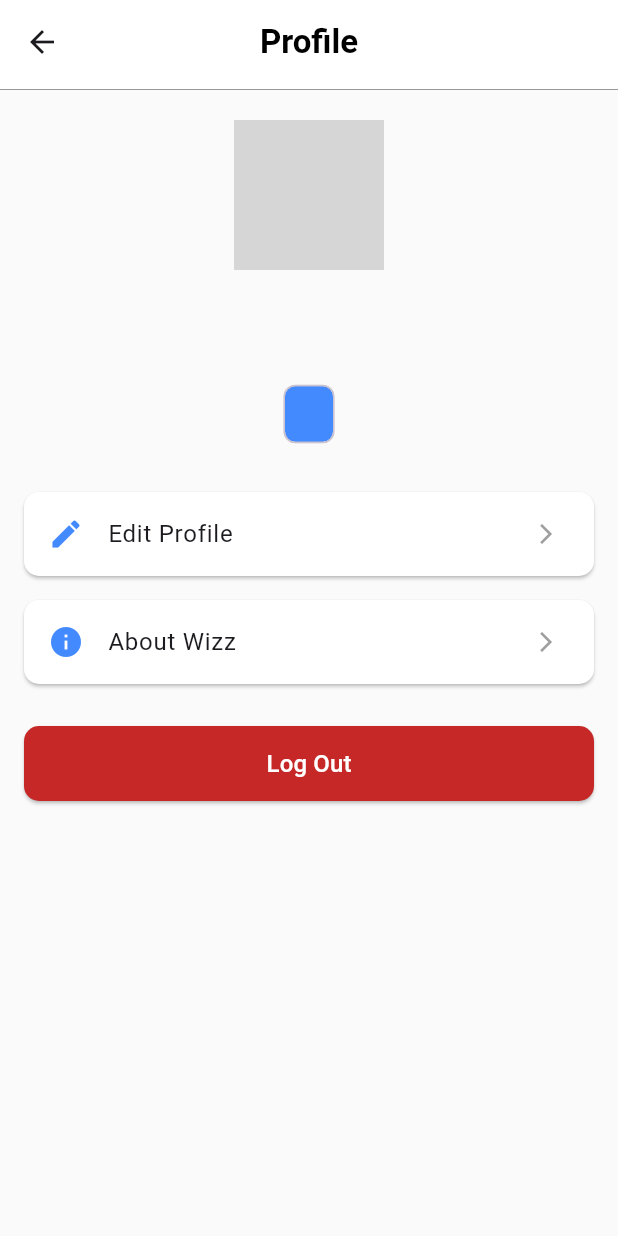
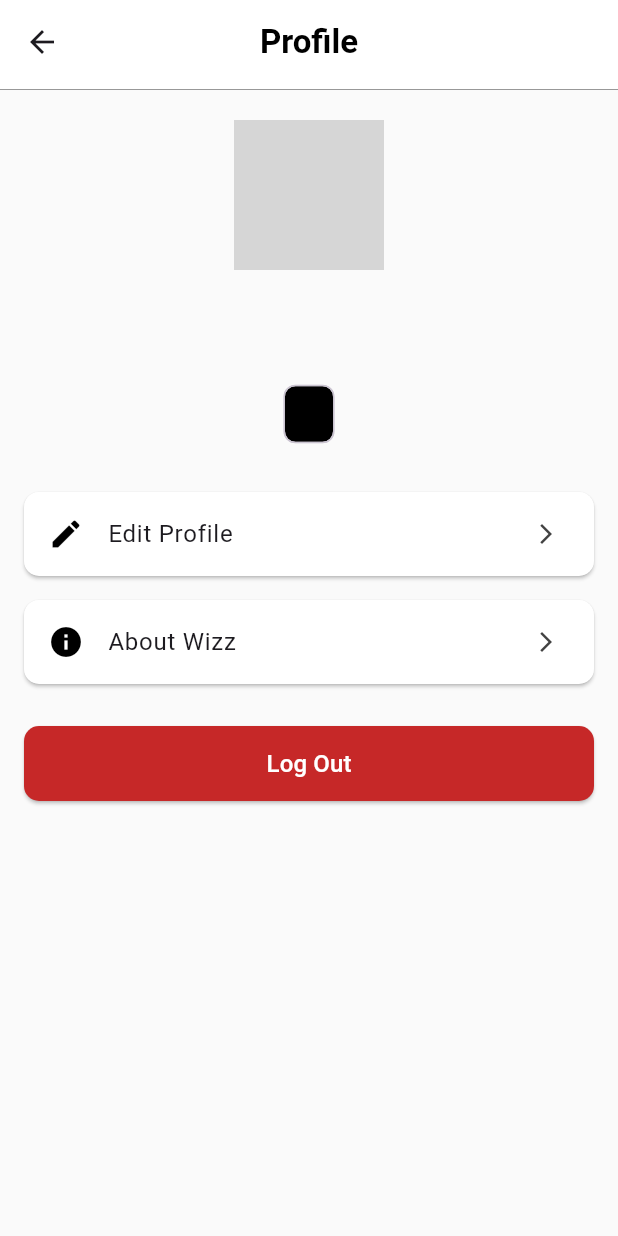
Before and after one commit to Sairusses/Wizz, a Flutter app: the ProfileScreen screen opened directly with empty values, on a phone screen of 412 x 824 dp. Run offline on Flutter 3.47's test engine with Material 3 defaults, Android fonts, the phone set to English and light mode, and no system bars; our stand-ins replace cloud_firestore, device_preview_plus, dropdown_button2, firebase_auth, firebase_core, fl_chart and 3 more; missing offline and left inert: flutter_floating_bottom_bar, groq; accounts and stored records are empty; grey boxes are pictures that could not be loaded.

```diff
--- a/lib/leader_screens/budget_new.dart
+++ b/lib/leader_screens/budget_new.dart
@@ -35,7 +35,7 @@ class BudgetNewState extends State<BudgetNew> with AutomaticKeepAliveClientMixin
       shape: RoundedRectangleBorder(
         borderRadius: BorderRadius.circular(16),
       ),
-      backgroundColor: Colors.grey[100],
+      backgroundColor: Colors.white,
       elevation: 10,
       child: Padding(
         padding: const EdgeInsets.all(20.0),
--- a/lib/main_screens/profile_screen.dart
+++ b/lib/main_screens/profile_screen.dart
@@ -97,7 +97,7 @@ class ProfileScreenState extends State<ProfileScreen> with AutomaticKeepAliveCli
         const SizedBox(height: 5),
         Chip(
           label: Text(role),
-          backgroundColor: Colors.blueAccent,
+          backgroundColor: Colors.black,
           labelStyle: const TextStyle(color: Colors.white),
         ),
       ],
@@ -123,9 +123,9 @@ class ProfileScreenState extends State<ProfileScreen> with AutomaticKeepAliveCli
       shape: RoundedRectangleBorder(borderRadius: BorderRadius.circular(10)),
       color: Colors.white,
       child: ListTile(
-        leading: Icon(icon, color: Colors.blueAccent),
+        leading: Icon(icon, color: Colors.black),
         title: Text(title),
-        trailing: const Icon(Icons.arrow_forward_ios, size: 16, color: Colors.grey),
+        trailing: Icon(Icons.arrow_forward_ios, size: 16, color: Colors.grey[800]),
         onTap: onTap,
       ),
     );
```
Also changed, not shown: lib/leader_screens/leader_reports.dart (+10 -6 lines).
